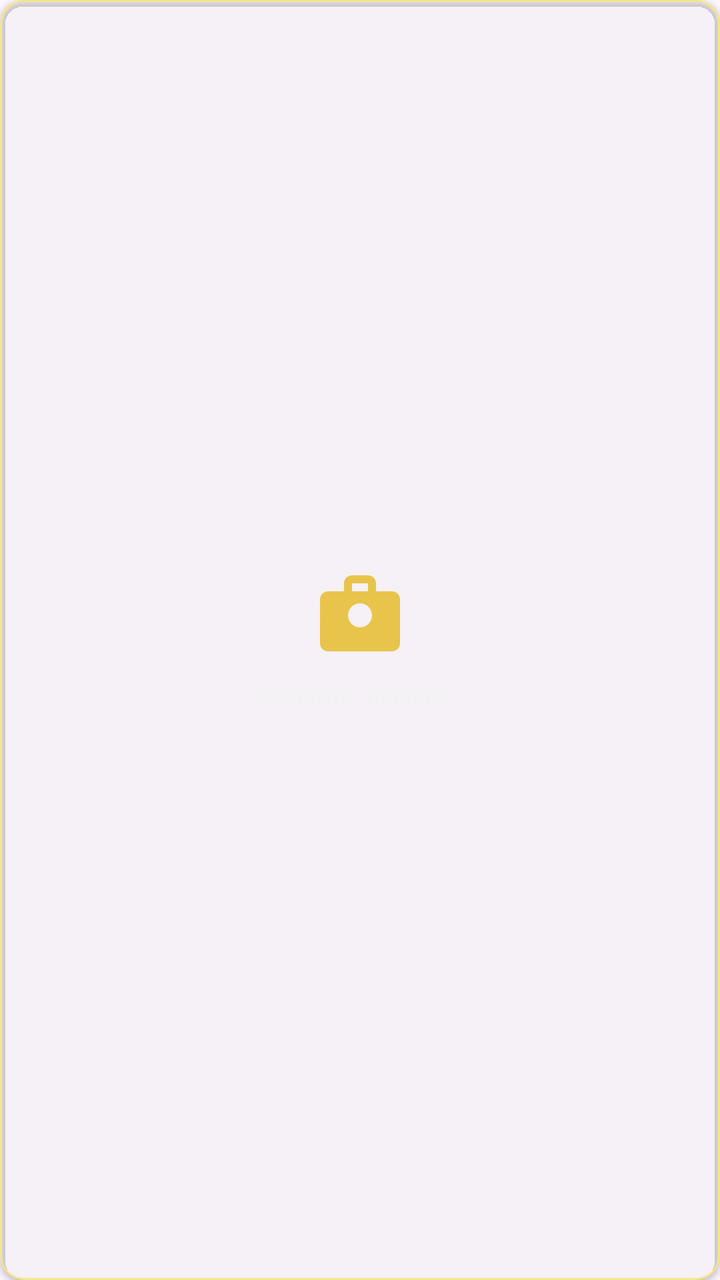
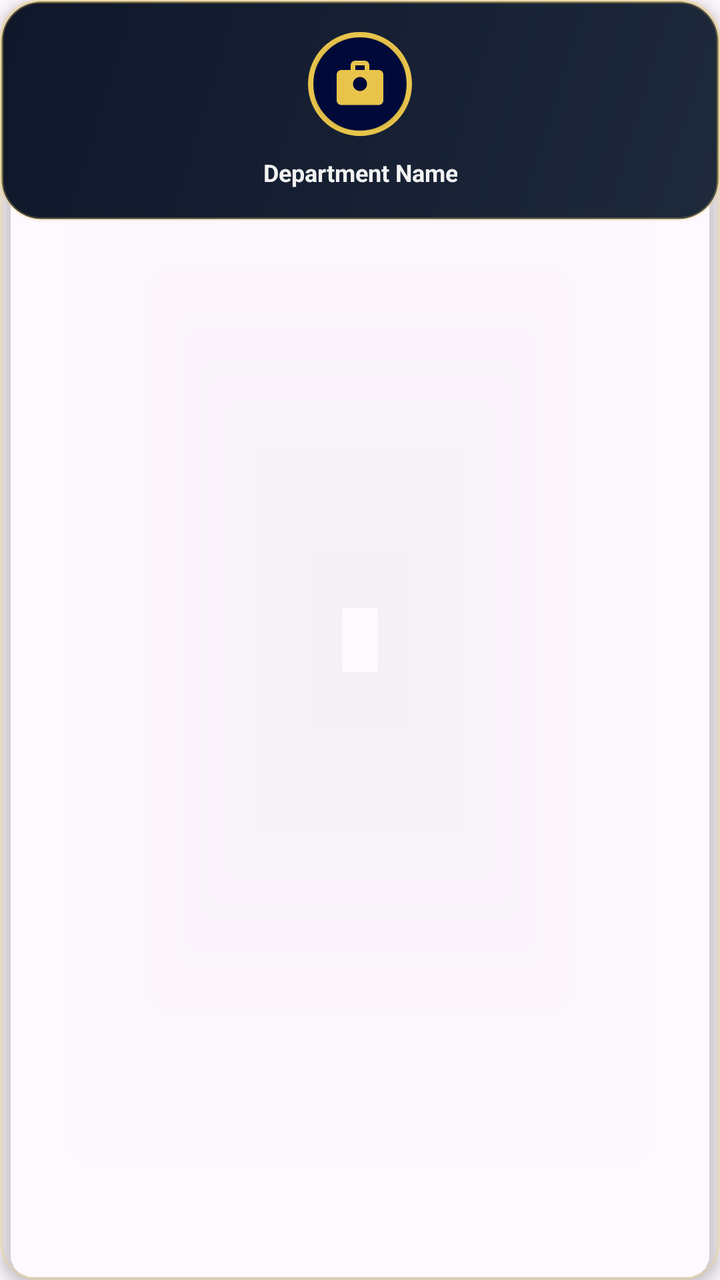

Two renders of the same Android screen: before a commit and after it. Below are the layout's source before the change and the commit's diff.
<!-- AndroidManifest.xml: application theme Theme.SevaSarthi -->
<!-- res/layout/item_department_button.xml -->
<?xml version="1.0" encoding="utf-8"?>
<com.google.android.material.card.MaterialCardView xmlns:android="http://schemas.android.com/apk/res/android"
    xmlns:app="http://schemas.android.com/apk/res-auto"
    android:id="@+id/cardDepartment"
    android:layout_width="match_parent"
    android:layout_height="match_parent"
    app:cardBackgroundColor="@color/card_bg_default"
    app:cardCornerRadius="12dp"
    app:cardElevation="2dp"
    app:strokeColor="@color/logo_gold_light"
    app:strokeWidth="1dp">

    <LinearLayout
        android:layout_width="match_parent"
        android:layout_height="match_parent"
        android:gravity="center"
        android:orientation="vertical"
        android:padding="16dp">

        <ImageView
            android:id="@+id/ivDepartmentIcon"
            android:layout_width="48dp"
            android:layout_height="48dp"
            android:src="@drawable/ic_plumber"
            app:tint="@color/logo_gold" />

        <TextView
            android:id="@+id/tvDepartmentName"
            android:layout_width="wrap_content"
            android:layout_height="wrap_content"
            android:layout_marginTop="8dp"
            android:ellipsize="end"
            android:gravity="center"
            android:maxLines="2"
            android:text="Department Name"
            android:textColor="@color/logo_white"
            android:textSize="12sp" />

    </LinearLayout>
</com.google.android.material.card.MaterialCardView>
<!-- resources referenced by this layout -->
<resources>
  <color name="card_bg_default">#1AFFFFFF</color>
  <color name="logo_gold">#E8C44B</color>
  <color name="logo_gold_light">#F5E58A</color>
  <color name="logo_white">#F2F2F2</color>
  <!-- drawable ic_plumber (drawable) -->
  <?xml version="1.0" encoding="utf-8"?>
  <vector xmlns:android="http://schemas.android.com/apk/res/android"
      android:width="48dp"
      android:height="48dp"
      android:viewportWidth="24"
      android:viewportHeight="24">
      <path
          android:fillColor="#E8C44B"
          android:pathData="M20,6h-4V4c0,-1.11 -0.89,-2 -2,-2h-4c-1.11,0 -2,0.89 -2,2v2H4c-1.11,0 -1.99,0.89 -1.99,2L2,19c0,1.11 0.89,2 2,2h16c1.11,0 2,-0.89 2,-2V8c0,-1.11 -0.89,-2 -2,-2zM10,4h4v2h-4V4zM12,15c-1.66,0 -3,-1.34 -3,-3s1.34,-3 3,-3 3,1.34 3,3 -1.34,3 -3,3z"/>
  </vector>
  <style name="Theme.SevaSarthi" parent="Theme.Material3.DayNight.NoActionBar">
          <item name="colorPrimary">@color/logo_dark_blue</item>
          <item name="colorOnPrimary">@color/logo_white</item>
          <item name="colorSecondary">@color/logo_orange</item>
          <item name="colorOnSecondary">@color/logo_dark_blue</item>
          <item name="android:statusBarColor">@color/logo_dark_blue</item>
          <item name="android:navigationBarColor">@color/logo_dark_blue</item>
          <item name="android:windowLightStatusBar">false</item>
          <item name="android:windowAnimationStyle">@style/WindowAnimationTransition</item>
      </style>
  <color name="logo_dark_blue">#00093A</color>
  <color name="logo_orange">#F48A11</color>
  <style name="WindowAnimationTransition">
          <item name="android:activityOpenEnterAnimation">@anim/slide_in_right</item>
          <item name="android:activityOpenExitAnimation">@anim/slide_out_left</item>
          <item name="android:activityCloseEnterAnimation">@anim/slide_in_left</item>
          <item name="android:activityCloseExitAnimation">@anim/slide_out_right</item>
      </style>
</resources>

<!-- the commit's change to res/layout/item_department_button.xml (unified diff, before → after) -->
@@ -3,38 +3,58 @@
     xmlns:app="http://schemas.android.com/apk/res-auto"
     android:id="@+id/cardDepartment"
     android:layout_width="match_parent"
-    android:layout_height="match_parent"
+    android:layout_height="wrap_content"
+    android:foreground="?attr/selectableItemBackground"
     app:cardBackgroundColor="@color/card_bg_default"
-    app:cardCornerRadius="12dp"
-    app:cardElevation="2dp"
-    app:strokeColor="@color/logo_gold_light"
-    app:strokeWidth="1dp">
+    app:cardCornerRadius="18dp"
+    app:cardElevation="4dp"
+    app:strokeColor="#33E8C44B"
+    app:strokeWidth="1.5dp">
 
     <LinearLayout
         android:layout_width="match_parent"
-        android:layout_height="match_parent"
+        android:layout_height="wrap_content"
+        android:background="@drawable/card_bg_founder_header"
         android:gravity="center"
         android:orientation="vertical"
         android:padding="16dp">
 
-        <ImageView
-            android:id="@+id/ivDepartmentIcon"
-            android:layout_width="48dp"
-            android:layout_height="48dp"
-            android:src="@drawable/ic_plumber"
-            app:tint="@color/logo_gold" />
+        <FrameLayout
+            android:layout_width="52dp"
+            android:layout_height="52dp"
+            android:background="@drawable/profile_avatar_frame"
+            android:padding="3dp">
+
+            <androidx.cardview.widget.CardView
+                android:layout_width="46dp"
+                android:layout_height="46dp"
+                android:layout_gravity="center"
+                app:cardBackgroundColor="@color/logo_dark_blue"
+                app:cardCornerRadius="23dp">
+
+                <ImageView
+                    android:id="@+id/ivDepartmentIcon"
+                    android:layout_width="28dp"
+                    android:layout_height="28dp"
+                    android:layout_gravity="center"
+                    android:contentDescription="Department Icon"
+                    android:src="@drawable/ic_plumber"
+                    app:tint="@color/logo_gold" />
+            </androidx.cardview.widget.CardView>
+        </FrameLayout>
 
         <TextView
             android:id="@+id/tvDepartmentName"
             android:layout_width="wrap_content"
             android:layout_height="wrap_content"
-            android:layout_marginTop="8dp"
+            android:layout_marginTop="10dp"
             android:ellipsize="end"
             android:gravity="center"
             android:maxLines="2"
             android:text="Department Name"
             android:textColor="@color/logo_white"
-            android:textSize="12sp" />
+            android:textSize="12sp"
+            android:textStyle="bold" />
 
     </LinearLayout>
 </com.google.android.material.card.MaterialCardView>
<!-- resource entries referenced after the edit -->
@@ -2,8 +2,21 @@
 <resources>
   <color name="card_bg_default">#1AFFFFFF</color>
   <color name="logo_gold">#E8C44B</color>
-  <color name="logo_gold_light">#F5E58A</color>
   <color name="logo_white">#F2F2F2</color>
+  <!-- drawable card_bg_founder_header (drawable) -->
+  <?xml version="1.0" encoding="utf-8"?>
+  <shape xmlns:android="http://schemas.android.com/apk/res/android"
+      android:shape="rectangle">
+      <gradient
+          android:angle="135"
+          android:endColor="#0F172A"
+          android:startColor="#1E293B"
+          android:type="linear" />
+      <corners android:radius="20dp" />
+      <stroke
+          android:width="1.5dp"
+          android:color="#40E8C44B" />
+  </shape>
   <!-- drawable ic_plumber (drawable) -->
   <?xml version="1.0" encoding="utf-8"?>
   <vector xmlns:android="http://schemas.android.com/apk/res/android"
@@ -15,6 +28,19 @@
           android:fillColor="#E8C44B"
           android:pathData="M20,6h-4V4c0,-1.11 -0.89,-2 -2,-2h-4c-1.11,0 -2,0.89 -2,2v2H4c-1.11,0 -1.99,0.89 -1.99,2L2,19c0,1.11 0.89,2 2,2h16c1.11,0 2,-0.89 2,-2V8c0,-1.11 -0.89,-2 -2,-2zM10,4h4v2h-4V4zM12,15c-1.66,0 -3,-1.34 -3,-3s1.34,-3 3,-3 3,1.34 3,3 -1.34,3 -3,3z"/>
   </vector>
+  <!-- drawable profile_avatar_frame (drawable) -->
+  <?xml version="1.0" encoding="utf-8"?>
+  <shape xmlns:android="http://schemas.android.com/apk/res/android"
+      android:shape="oval">
+      <gradient
+          android:angle="135"
+          android:endColor="#00093A"
+          android:startColor="#1E293B"
+          android:type="linear" />
+      <stroke
+          android:width="2.5dp"
+          android:color="#E8C44B" />
+  </shape>
   <style name="Theme.SevaSarthi" parent="Theme.Material3.DayNight.NoActionBar">
           <item name="colorPrimary">@color/logo_dark_blue</item>
           <item name="colorOnPrimary">@color/logo_white</item>
